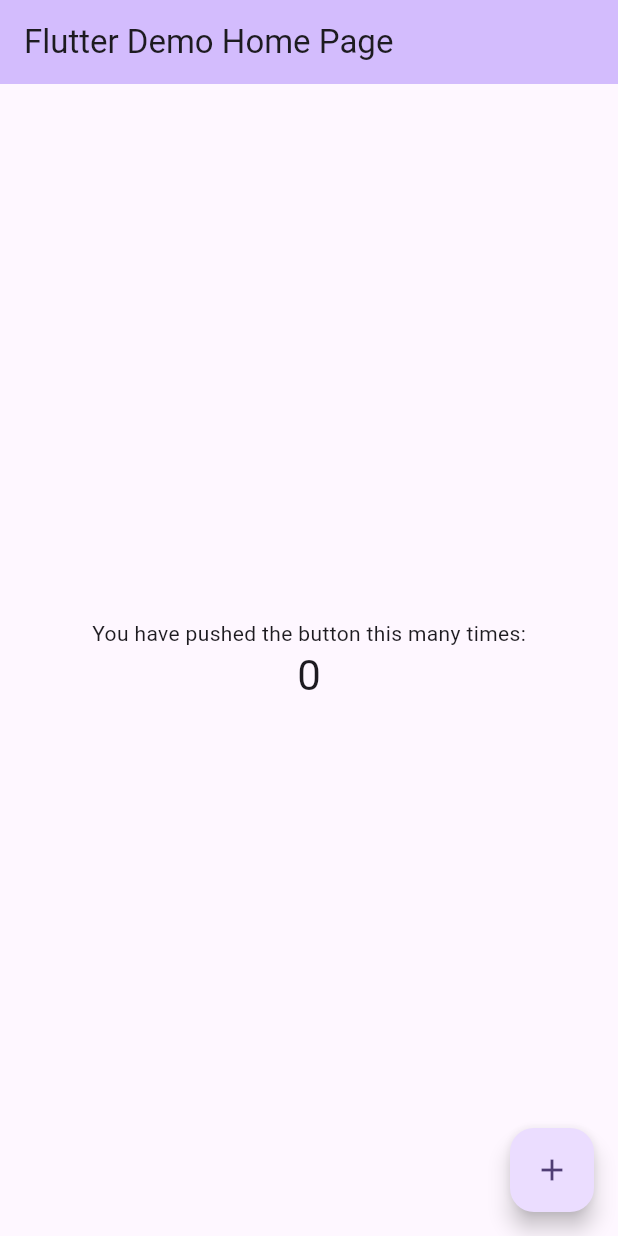
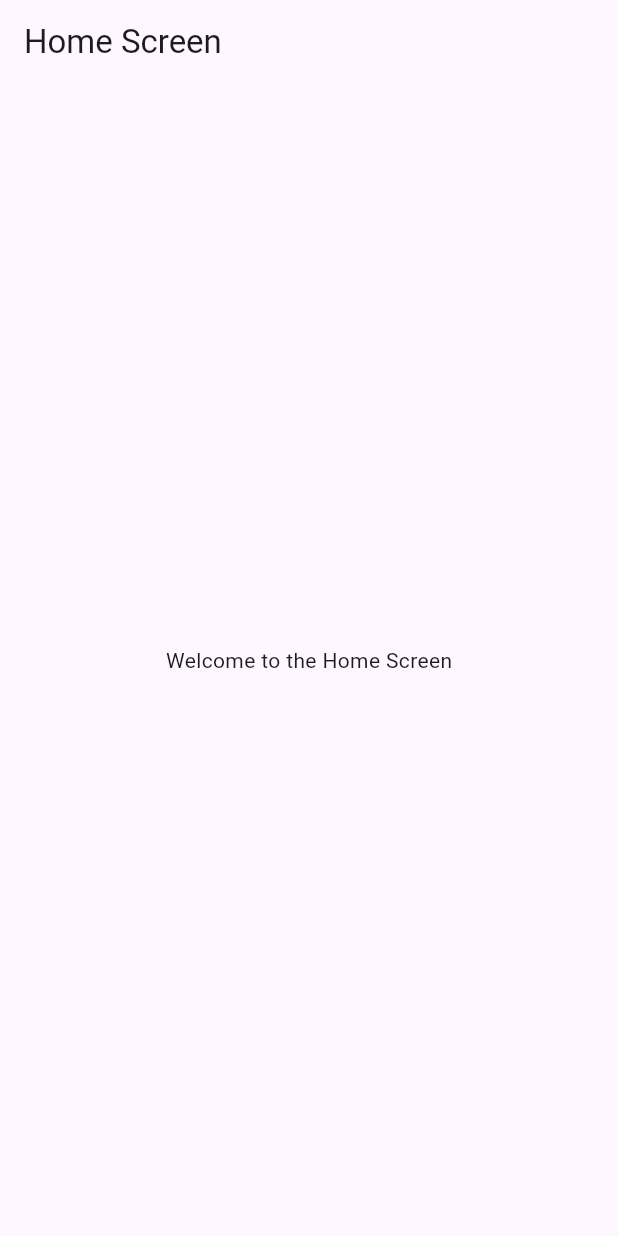
Before and after one commit to khkred/flutter_stack, a Flutter app: the screen it shows after launch, on a phone screen of 412 x 824 dp. Run offline on Flutter 3.47's test engine with Material 3 defaults, Android fonts, the phone set to English and light mode, and no system bars; our stand-ins replace flutter_riverpod.

Commit message:
Starter Code with Riverpod Added

```diff
--- a/lib/main.dart
+++ b/lib/main.dart
@@ -1,7 +1,13 @@
 import 'package:flutter/material.dart';
+import 'package:flutter_riverpod/flutter_riverpod.dart';
+import 'package:flutter_stack/presentation/screens/home_screen.dart';
 
 void main() {
-  runApp(const MyApp());
+  runApp(
+    const ProviderScope(
+      child: MyApp(),
+    ),
+  );
 }
 
 class MyApp extends StatelessWidget {
@@ -11,115 +17,7 @@
   @override
   Widget build(BuildContext context) {
     return MaterialApp(
-      title: 'Flutter Demo',
-      theme: ThemeData(
-        // This is the theme of your application.
-        //
-        // TRY THIS: Try running your application with "flutter run". You'll see
-        // the application has a purple toolbar. Then, without quitting the app,
-        // try changing the seedColor in the colorScheme below to Colors.green
-        // and then invoke "hot reload" (save your changes or press the "hot
-        // reload" button in a Flutter-supported IDE, or press "r" if you used
-        // the command line to start the app).
-        //
-        // Notice that the counter didn't reset back to zero; the application
-        // state is not lost during the reload. To reset the state, use hot
-        // restart instead.
-        //
-        // This works for code too, not just values: Most code changes can be
-        // tested with just a hot reload.
-        colorScheme: ColorScheme.fromSeed(seedColor: Colors.deepPurple),
-        useMaterial3: true,
-      ),
-      home: const MyHomePage(title: 'Flutter Demo Home Page'),
+      home: const HomeScreen(),
     );
   }
 }
-
-class MyHomePage extends StatefulWidget {
-  const MyHomePage({super.key, required this.title});
-
-  // This widget is the home page of your application. It is stateful, meaning
-  // that it has a State object (defined below) that contains fields that affect
-  // how it looks.
-
-  // This class is the configuration for the state. It holds the values (in this
-  // case the title) provided by the parent (in this case the App widget) and
-  // used by the build method of the State. Fields in a Widget subclass are
-  // always marked "final".
-
-  final String title;
-
-  @override
-  State<MyHomePage> createState() => _MyHomePageState();
-}
-
-class _MyHomePageState extends State<MyHomePage> {
-  int _counter = 0;
-
-  void _incrementCounter() {
-    setState(() {
-      // This call to setState tells the Flutter framework that something has
-      // changed in this State, which causes it to rerun the build method below
-      // so that the display can reflect the updated values. If we changed
-      // _counter without calling setState(), then the build method would not be
-      // called again, and so nothing would appear to happen.
-      _counter++;
-    });
-  }
-
-  @override
-  Widget build(BuildContext context) {
-    // This method is rerun every time setState is called, for instance as done
-    // by the _incrementCounter method above.
-    //
-    // The Flutter framework has been optimized to make rerunning build methods
-    // fast, so that you can just rebuild anything that needs updating rather
-    // than having to individually change instances of widgets.
-    return Scaffold(
-      appBar: AppBar(
-        // TRY THIS: Try changing the color here to a specific color (to
-        // Colors.amber, perhaps?) and trigger a hot reload to see the AppBar
-        // change color while the other colors stay the same.
-        backgroundColor: Theme.of(context).colorScheme.inversePrimary,
-        // Here we take the value from the MyHomePage object that was created by
-        // the App.build method, and use it to set our appbar title.
-        title: Text(widget.title),
-      ),
-      body: Center(
-        // Center is a layout widget. It takes a single child and positions it
-        // in the middle of the parent.
-        child: Column(
-          // Column is also a layout widget. It takes a list of children and
-          // arranges them vertically. By default, it sizes itself to fit its
-          // children horizontally, and tries to be as tall as its parent.
-          //
-          // Column has various properties to control how it sizes itself and
-          // how it positions its children. Here we use mainAxisAlignment to
-          // center the children vertically; the main axis here is the vertical
-          // axis because Columns are vertical (the cross axis would be
-          // horizontal).
-          //
-          // TRY THIS: Invoke "debug painting" (choose the "Toggle Debug Paint"
-          // action in the IDE, or press "p" in the console), to see the
-          // wireframe for each widget.
-          mainAxisAlignment: MainAxisAlignment.center,
-          children: <Widget>[
-            const Text(
-              'You have pushed the button this many times:',
-            ),
-            Text(
-              '$_counter',
-              style: Theme.of(context).textTheme.headlineMedium,
-            ),
-          ],
-        ),
-      ),
-      floatingActionButton: FloatingActionButton(
-        onPressed: _incrementCounter,
-        tooltip: 'Increment',
-        child: const Icon(Icons.add),
-      ), // This trailing comma makes auto-formatting nicer for build methods.
-    );
-  }
-}
--- /dev/null
+++ b/lib/presentation/screens/home_screen.dart
@@ -0,0 +1,17 @@
+import 'package:flutter/material.dart';
+
+class HomeScreen extends StatelessWidget {
+  const HomeScreen({super.key});
+
+  @override
+  Widget build(BuildContext context) {
+    return Scaffold(
+      appBar: AppBar(
+        title: const Text('Home Screen'),
+      ),
+      body: const Center(
+        child: Text('Welcome to the Home Screen'),
+      ),
+    );
+  }
+}
--- a/pubspec.yaml
+++ b/pubspec.yaml
@@ -35,6 +35,7 @@ dependencies:
   # The following adds the Cupertino Icons font to your application.
   # Use with the CupertinoIcons class for iOS style icons.
   cupertino_icons: ^1.0.6
+  flutter_riverpod: ^2.5.1
 
 dev_dependencies:
   flutter_test:
```
